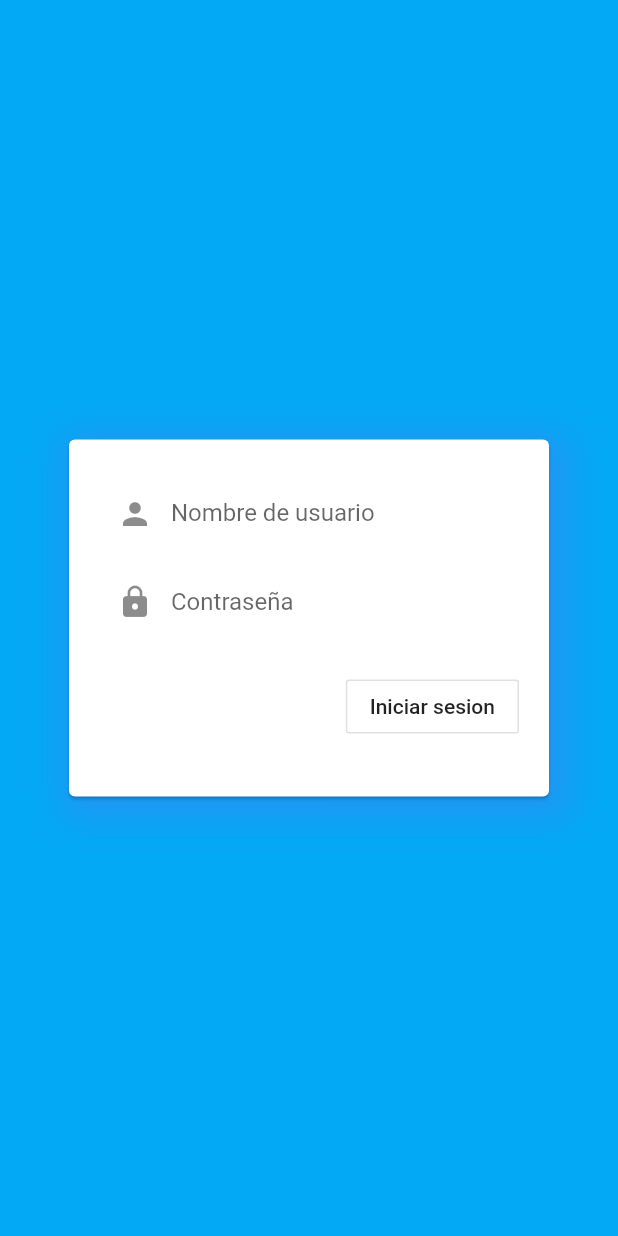
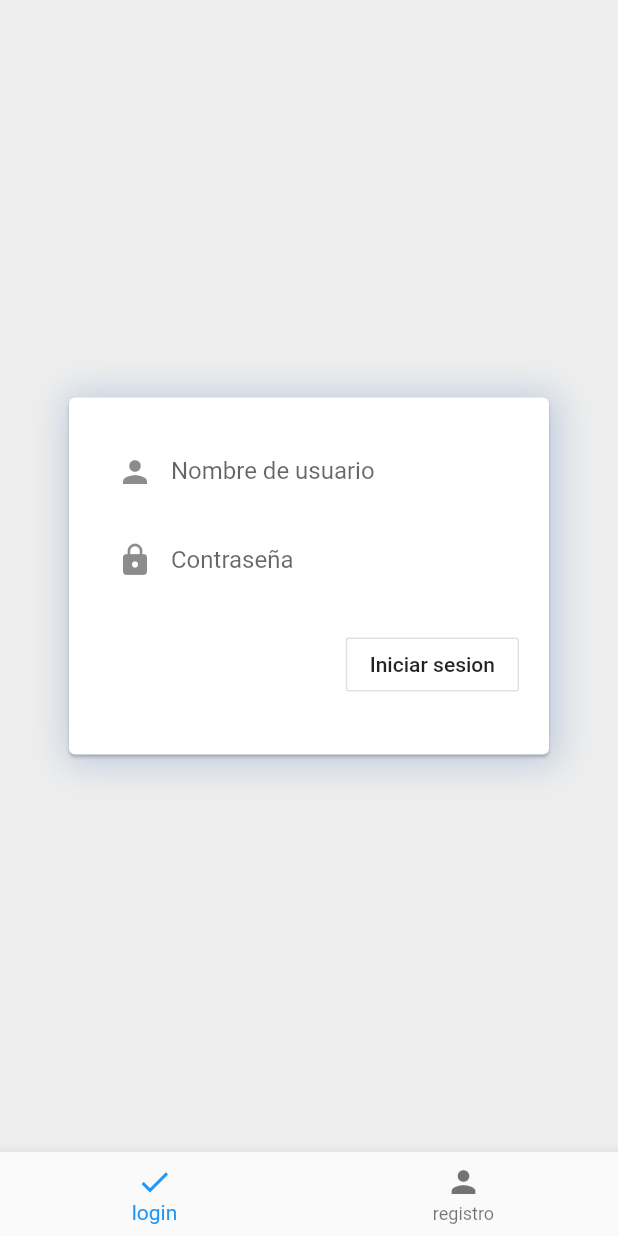
Before and after one commit to EzioAARM/carwashapp, a Flutter app: the screen it shows after launch, on a phone screen of 412 x 824 dp. Run offline on Flutter 3.47's test engine with Material 2 defaults, Android fonts, the phone set to English and light mode, and no system bars.

```diff
--- a/lib/main.dart
+++ b/lib/main.dart
@@ -31,12 +31,12 @@ class MyApp extends StatelessWidget {
                     decoration: new BoxDecoration(
                       boxShadow: [
                         BoxShadow(
-                          color: Colors.blue,
+                          color: Color.fromRGBO(13, 71, 161, 0.2),
                           blurRadius: 20.0,
-                          spreadRadius: 5.0,
+                          spreadRadius: 1.0,
                           offset: Offset(
-                            5.0,
-                            5.0,
+                            2.0,
+                            2.0,
                           ),
                         )
                       ]
@@ -47,9 +47,22 @@ class MyApp extends StatelessWidget {
             ),
           ),
           decoration: new BoxDecoration(
-            color: Colors.lightBlue
+            color: Color.fromRGBO(238, 238, 238, 1)
           ),
         ),
+        bottomNavigationBar: BottomNavigationBar(
+          currentIndex: 0,
+          items: [
+            BottomNavigationBarItem(
+              icon: Icon(Icons.check),
+              title: Text('login')
+            ),
+            BottomNavigationBarItem(
+              icon: Icon(Icons.person),
+              title: Text('registro')
+            )
+          ],
+        )
       ),
     );
   }
```
